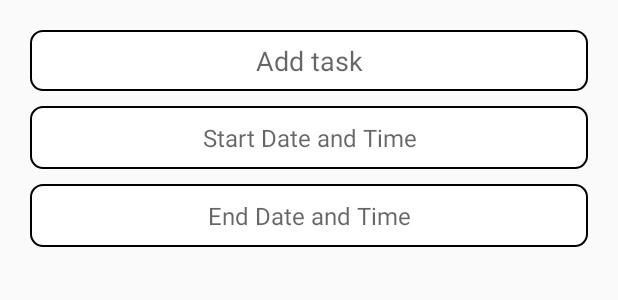
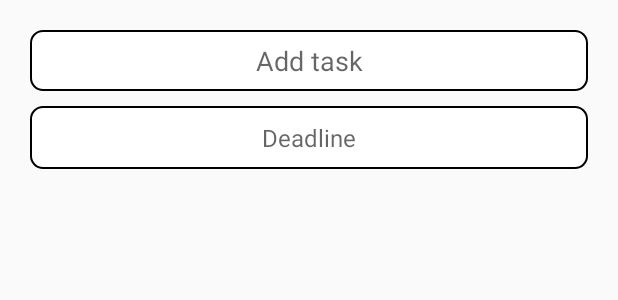
Before and after one commit to asadiqi/Projetmobile, an Android app: the layout dialog_add_private_task.xml on its own in the app's theme, with its tools: preview values and no code run, on a phone screen of 412 x 824 dp. Shown: the top 300 px of the screen. Run offline under Robolectric (Android 15) with nearby library versions, the phone set to English and light mode, and no system bars.

Commit message:
Suppression de startdate et laisse juste deadline dans privatetask

```diff
--- a/app/src/main/java/com/example/startxplanify/PrivateTaskModel.java
+++ b/app/src/main/java/com/example/startxplanify/PrivateTaskModel.java
@@ -3,17 +3,15 @@ package com.example.startxplanify;
 public class PrivateTaskModel {
     private String id;
     private String title;
-    private String startDate;
     private String endDate;
     private String userId;
     private boolean isCompleted;
 
     public PrivateTaskModel() {} // Nécessaire pour Firebase
 
-    public PrivateTaskModel(String id, String title, String startDate, String endDate, String userId, boolean isCompleted) {
+    public PrivateTaskModel(String id, String title, String endDate, String userId, boolean isCompleted) {
         this.id = id;
         this.title = title;
-        this.startDate = startDate;
         this.endDate = endDate;
         this.userId = userId;
         this.isCompleted = isCompleted;
@@ -21,7 +19,6 @@ public class PrivateTaskModel {
 
     public String getId() { return id; }
     public String getTitle() { return title; }
-    public String getStartDate() { return startDate; }
     public String getEndDate() { return endDate; }
     public String getUserId() { return userId; }
     public boolean isCompleted() { return isCompleted; }
--- a/app/src/main/res/layout/dialog_add_private_task.xml
+++ b/app/src/main/res/layout/dialog_add_private_task.xml
@@ -16,24 +16,12 @@
         android:layout_marginBottom="10sp"
         android:inputType="text" />
 
-    <TextView
-        android:id="@+id/textViewTaskStartDate"
-        android:layout_width="match_parent"
-        android:layout_height="wrap_content"
-        android:hint="Start Date and Time"
-        android:padding="10dp"
-        android:background="@drawable/bg_textview"
-        android:gravity="center"
-        android:textSize="16sp"
-        android:layout_marginBottom="10sp"
-        android:clickable="true"
-        android:focusable="true"/>
 
     <TextView
         android:id="@+id/textViewTaskEndDate"
         android:layout_width="match_parent"
         android:layout_height="wrap_content"
-        android:hint="End Date and Time"
+        android:hint="Deadline"
         android:padding="10dp"
         android:background="@drawable/bg_textview"
         android:gravity="center"
```
Also changed, not shown: app/src/main/java/com/example/startxplanify/Private_NoteActivity.java (+14 -44 lines).
